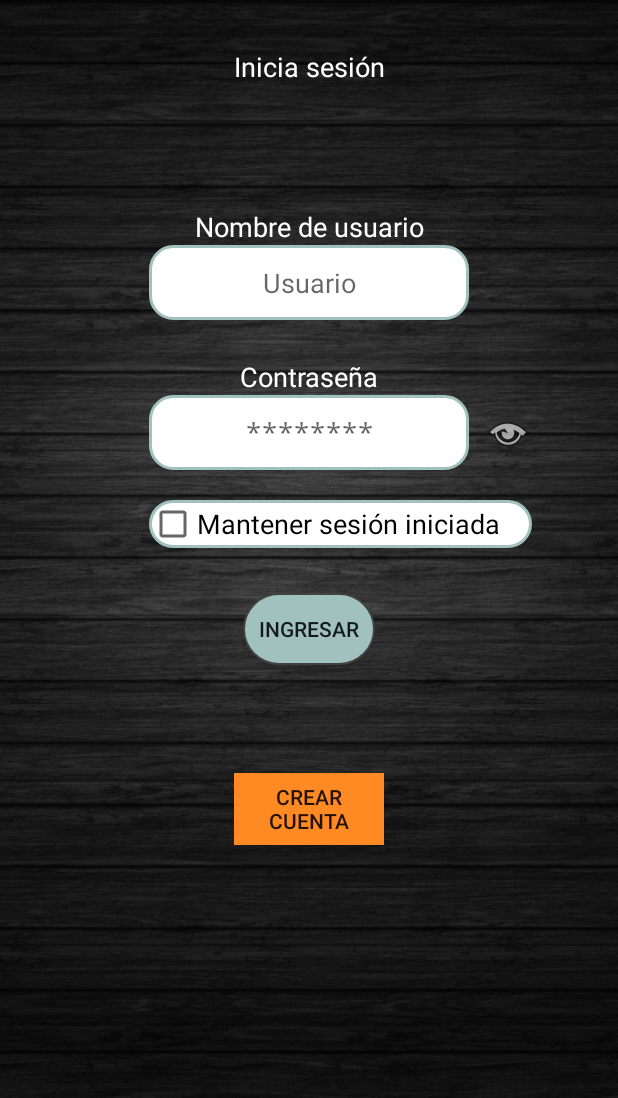
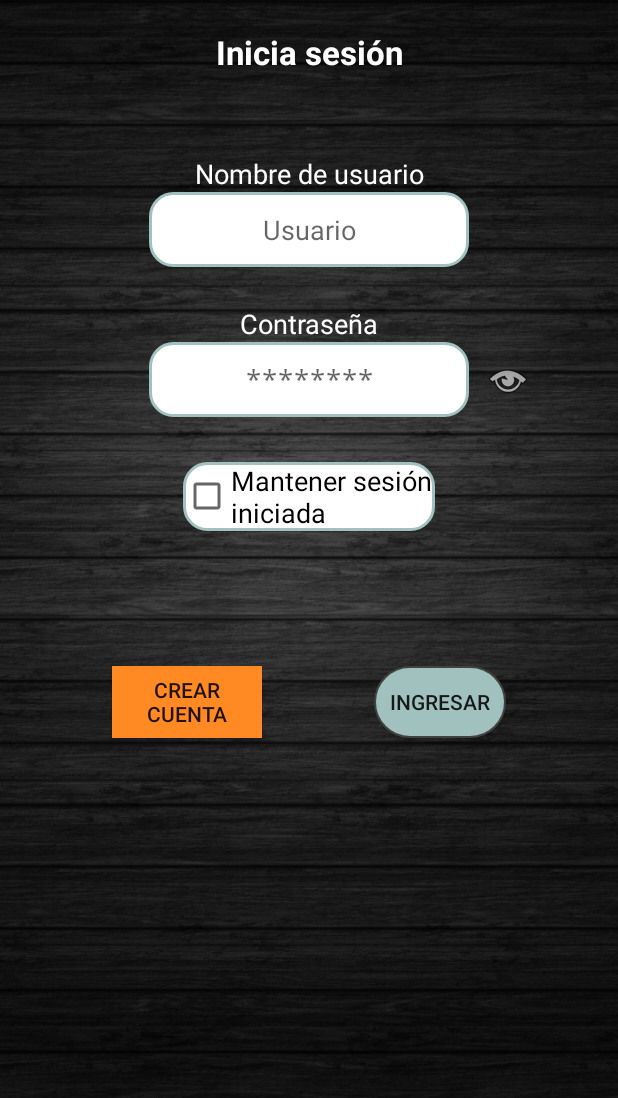
Before and after one commit to MateoMoretti/TaskDone, an Android app: the screen it shows after launch (ActivityLogin), on a phone screen of 412 x 824 dp, the part 138-1236 px from its top. Run offline under Robolectric (Android 15) with nearby library versions, the light colour scheme and no system bars; Roboto replaces fonts that are not available here.

Commit message:
Detalles de diseño

```diff
--- a/app/src/main/res/layout/fragment_crear_cuenta.xml
+++ b/app/src/main/res/layout/fragment_crear_cuenta.xml
@@ -55,7 +55,8 @@
         android:text="@string/crea_una_cuenta"
         android:textAlignment="center"
         android:textColor="#FFFFFF"
-        android:textSize="18sp"
+        android:textSize="22sp"
+        android:textStyle="bold"
         app:layout_constraintBottom_toTopOf="@+id/textView2"
         app:layout_constraintEnd_toEndOf="parent"
         app:layout_constraintStart_toStartOf="parent"
--- a/app/src/main/res/layout/fragment_crear_moneda.xml
+++ b/app/src/main/res/layout/fragment_crear_moneda.xml
@@ -76,7 +76,8 @@
                     android:text="@string/crea_una_moneda"
                     android:textAlignment="center"
                     android:textColor="#FFFFFF"
-                    android:textSize="18sp"
+                    android:textSize="22sp"
+                    android:textStyle="bold"
                     app:layout_constraintEnd_toEndOf="parent"
                     app:layout_constraintStart_toStartOf="parent"
                     app:layout_constraintTop_toTopOf="parent" />
--- a/app/src/main/res/layout/fragment_login.xml
+++ b/app/src/main/res/layout/fragment_login.xml
@@ -44,7 +44,8 @@
         android:text="@string/inicia_sesion"
         android:textAlignment="center"
         android:textColor="#FFFFFF"
-        android:textSize="18sp"
+        android:textSize="22sp"
+        android:textStyle="bold"
         app:layout_constraintBottom_toTopOf="@+id/textView7"
         app:layout_constraintEnd_toEndOf="parent"
         app:layout_constraintStart_toStartOf="parent"
@@ -62,7 +63,7 @@
         app:layout_constraintEnd_toEndOf="@+id/titulo"
         app:layout_constraintStart_toStartOf="@+id/titulo"
         app:layout_constraintTop_toBottomOf="@+id/titulo"
-        app:layout_constraintVertical_bias="0.2" />
+        app:layout_constraintVertical_bias="0.15" />
 
     <EditText
         android:id="@+id/usuario"
@@ -116,14 +117,14 @@
         android:id="@+id/mantener_sesion"
         android:layout_width="0dp"
         android:layout_height="wrap_content"
-        android:layout_marginTop="20dp"
+        android:layout_marginTop="30dp"
         android:background="@drawable/fondo_blanco_redondeado"
         android:text="@string/mantener_sesion"
         android:textAlignment="textStart"
         android:textColor="#000000"
         android:textSize="18sp"
-        app:layout_constraintEnd_toEndOf="@+id/ver_password"
-        app:layout_constraintStart_toStartOf="@+id/contrasena"
+        app:layout_constraintEnd_toEndOf="@+id/titulo"
+        app:layout_constraintStart_toStartOf="@+id/titulo"
         app:layout_constraintTop_toBottomOf="@+id/contrasena" />
 
     <Button
@@ -135,9 +136,11 @@
         android:paddingStart="5dp"
         android:paddingEnd="5dp"
         android:text="@string/ingresar"
-        app:layout_constraintEnd_toEndOf="@+id/contrasena"
-        app:layout_constraintStart_toStartOf="@+id/contrasena"
-        app:layout_constraintTop_toBottomOf="@+id/mantener_sesion" />
+        app:layout_constraintBottom_toBottomOf="parent"
+        app:layout_constraintEnd_toEndOf="parent"
+        app:layout_constraintStart_toEndOf="@+id/crear_cuenta"
+        app:layout_constraintTop_toBottomOf="@+id/mantener_sesion"
+        app:layout_constraintVertical_bias="0.2" />
 
     <Button
         android:id="@+id/crear_cuenta"
@@ -145,10 +148,10 @@
         android:layout_height="wrap_content"
         android:background="@color/naranja"
         android:text="@string/crear_cuenta"
-        app:layout_constraintBottom_toBottomOf="parent"
-        app:layout_constraintEnd_toEndOf="@+id/contrasena"
-        app:layout_constraintStart_toStartOf="@+id/contrasena"
-        app:layout_constraintTop_toBottomOf="@+id/inicia_sesion"
+        app:layout_constraintBottom_toBottomOf="@+id/inicia_sesion"
+        app:layout_constraintEnd_toStartOf="@+id/inicia_sesion"
+        app:layout_constraintStart_toStartOf="parent"
+        app:layout_constraintTop_toTopOf="@+id/inicia_sesion"
         app:layout_constraintVertical_bias="0.3" />
 
 </androidx.constraintlayout.widget.ConstraintLayout>
```
